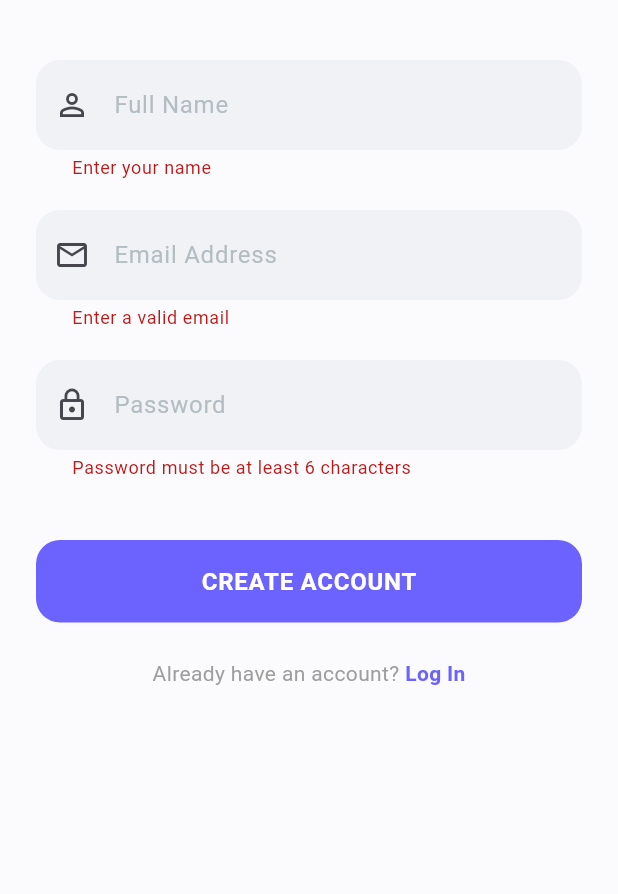
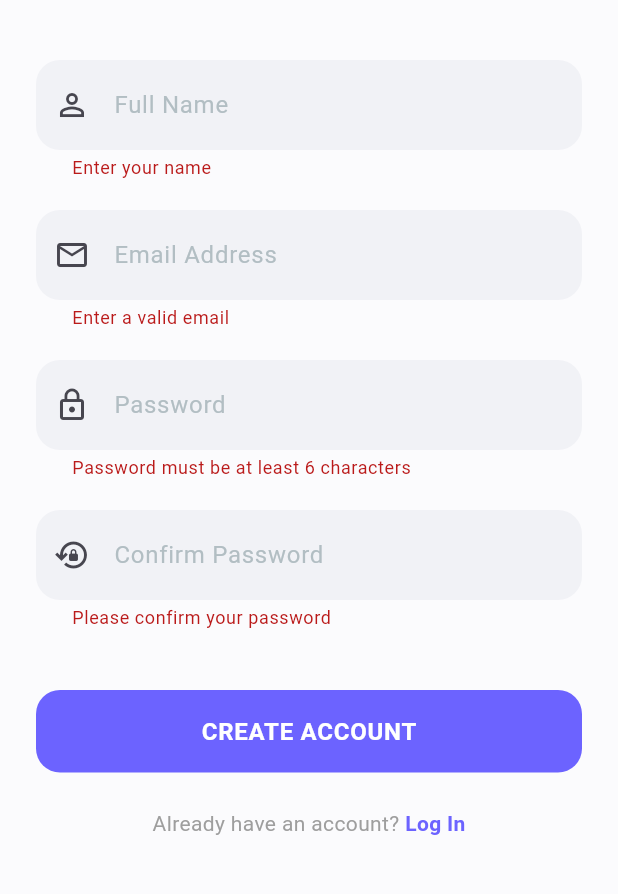
Before and after one commit to Algo-chan/Lazarus-Group, a Flutter app: the SignupScreen screen opened directly, after a tap on "CREATE ACCOUNT", on a phone screen of 412 x 824 dp, the part 216-1110 px from its top. Run offline on Flutter 3.47's test engine with Material 3 defaults, Android fonts, the phone set to English and light mode, and no system bars; our stand-ins replace local_auth, shared_preferences; accounts and stored records are empty.

Commit message:
add conformation for password

```diff
--- a/lib/signup_screen.dart
+++ b/lib/signup_screen.dart
@@ -15,6 +15,7 @@
   final _nameController = TextEditingController();
   final _emailController = TextEditingController();
   final _passwordController = TextEditingController();
+  final _confirmPasswordController = TextEditingController();
   bool _isLoading = false;
 
   @override
@@ -22,6 +23,7 @@
     _nameController.dispose();
     _emailController.dispose();
     _passwordController.dispose();
+    _confirmPasswordController.dispose();
     super.dispose();
   }
 
@@ -114,6 +116,26 @@
                   ),
                   validator: (value) => (value == null || value.length < 6) ? 'Password must be at least 6 characters' : null,
                 ),
+                const SizedBox(height: 20),
+
+                // Confirm Password Field
+                TextFormField(
+                  controller: _confirmPasswordController,
+                  obscureText: true,
+                  decoration: const InputDecoration(
+                    hintText: 'Confirm Password',
+                    prefixIcon: Icon(Icons.lock_reset_outlined),
+                  ),
+                  validator: (value) {
+                    if (value == null || value.isEmpty) {
+                      return 'Please confirm your password';
+                    }
+                    if (value != _passwordController.text) {
+                      return 'Passwords do not match';
+                    }
+                    return null;
+                  },
+                ),
                 const SizedBox(height: 40),
 
                 // Signup Button
```
